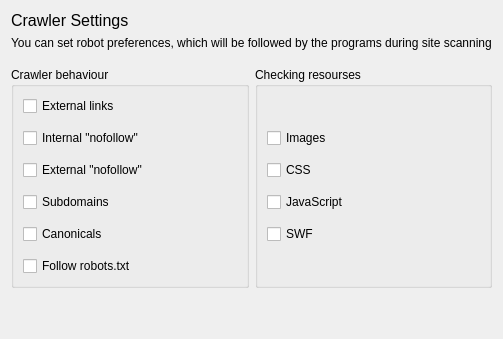
Before: the Qt Designer form quickiewebbot/ui/crawler_settings.ui in andrascii/RiveSolutions_SEO_Spider, drawn with Qt 5.
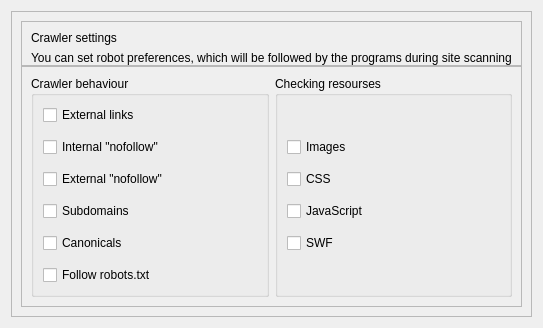
After: the same form once the commit is applied.

What changed in the file:
```diff
--- a/quickiewebbot/ui/crawler_settings.ui
+++ b/quickiewebbot/ui/crawler_settings.ui
@@ -6,12 +6,12 @@
    <rect>
     <x>0</x>
     <y>0</y>
-    <width>562</width>
-    <height>559</height>
+    <width>493</width>
+    <height>328</height>
    </rect>
   </property>
   <property name="sizePolicy">
-   <sizepolicy hsizetype="Preferred" vsizetype="Fixed">
+   <sizepolicy hsizetype="Preferred" vsizetype="Preferred">
     <horstretch>0</horstretch>
     <verstretch>0</verstretch>
    </sizepolicy>
@@ -20,49 +20,73 @@
    <string>Crawler Settings</string>
   </property>
   <layout class="QVBoxLayout" name="verticalLayout_5">
-   <property name="sizeConstraint">
-    <enum>QLayout::SetFixedSize</enum>
+   <property name="spacing">
+    <number>0</number>
    </property>
    <item>
+    <widget class="QFrame" name="mainSettingsFrame">
+     <property name="frameShape">
+      <enum>QFrame::StyledPanel</enum>
+     </property>
+     <property name="frameShadow">
+      <enum>QFrame::Raised</enum>
+     </property>
     <layout class="QVBoxLayout" name="verticalLayout_2">
      <property name="spacing">
-      <number>6</number>
-     </property>
+       <number>0</number>
+      </property>
+      <item>
+       <widget class="QFrame" name="headerFrame">
+        <property name="minimumSize">
+         <size>
+          <width>0</width>
+          <height>0</height>
+         </size>
+        </property>
+        <property name="maximumSize">
+         <size>
+          <width>16777215</width>
+          <height>16777215</height>
+         </size>
+        </property>
+        <property name="frameShape">
+         <enum>QFrame::StyledPanel</enum>
+        </property>
+        <property name="frameShadow">
+         <enum>QFrame::Raised</enum>
+        </property>
+        <layout class="QVBoxLayout" name="verticalLayout_7">
      <property name="bottomMargin">
-      <number>11</number>
+          <number>0</number>
      </property>
      <item>
-      <widget class="QLabel" name="title">
-       <property name="sizePolicy">
-        <sizepolicy hsizetype="Preferred" vsizetype="Minimum">
-         <horstretch>0</horstretch>
-         <verstretch>0</verstretch>
-        </sizepolicy>
-       </property>
+          <widget class="QLabel" name="headerName">
        <property name="text">
-        <string>&lt;html&gt;&lt;head/&gt;&lt;body&gt;&lt;p&gt;&lt;span style=&quot; font-size:12pt;&quot;&gt;Crawler Settings&lt;/span&gt;&lt;/p&gt;&lt;/body&gt;&lt;/html&gt;</string>
+            <string>Crawler settings</string>
        </property>
       </widget>
      </item>
      <item>
-      <widget class="QLabel" name="description">
-       <property name="sizePolicy">
-        <sizepolicy hsizetype="Expanding" vsizetype="Preferred">
-         <horstretch>0</horstretch>
-         <verstretch>0</verstretch>
-        </sizepolicy>
-       </property>
+          <widget class="QLabel" name="text">
        <property name="text">
         <string>You can set robot preferences, which will be followed by the programs during site scanning</string>
        </property>
       </widget>
      </item>
     </layout>
+       </widget>
    </item>
    <item>
-    <layout class="QHBoxLayout" name="horizontalLayout_2">
-     <item>
-      <widget class="QGroupBox" name="groupBox_2">
+       <widget class="QFrame" name="settingsFrame">
+        <property name="frameShape">
+         <enum>QFrame::StyledPanel</enum>
+        </property>
+        <property name="frameShadow">
+         <enum>QFrame::Raised</enum>
+        </property>
+        <layout class="QGridLayout" name="gridLayout">
+         <item row="0" column="0">
+          <widget class="QGroupBox" name="behaviourGroupBox">
        <property name="title">
         <string>Crawler behaviour</string>
        </property>
@@ -155,11 +179,14 @@
        </layout>
       </widget>
      </item>
-     <item>
-      <widget class="QGroupBox" name="groupBox">
+         <item row="0" column="1">
+          <widget class="QGroupBox" name="resoursesGroupBox">
        <property name="title">
         <string>Checking resourses</string>
        </property>
+           <property name="alignment">
+            <set>Qt::AlignLeading|Qt::AlignLeft|Qt::AlignTop</set>
+           </property>
        <layout class="QVBoxLayout" name="verticalLayout_6">
         <item>
          <layout class="QVBoxLayout" name="verticalLayout">
@@ -224,19 +251,10 @@
       </widget>
      </item>
     </layout>
-   </item>
-   <item>
-    <spacer name="verticalSpacer">
-     <property name="orientation">
-      <enum>Qt::Vertical</enum>
-     </property>
-     <property name="sizeHint" stdset="0">
-      <size>
-       <width>20</width>
-       <height>40</height>
-      </size>
-     </property>
-    </spacer>
+       </widget>
+      </item>
+     </layout>
+    </widget>
    </item>
   </layout>
   <zorder>verticalSpacer</zorder>
```
Left out of the diff: 1 changed line with no effect on the pictures. Lines whose indentation alone changed are shown as unchanged.
